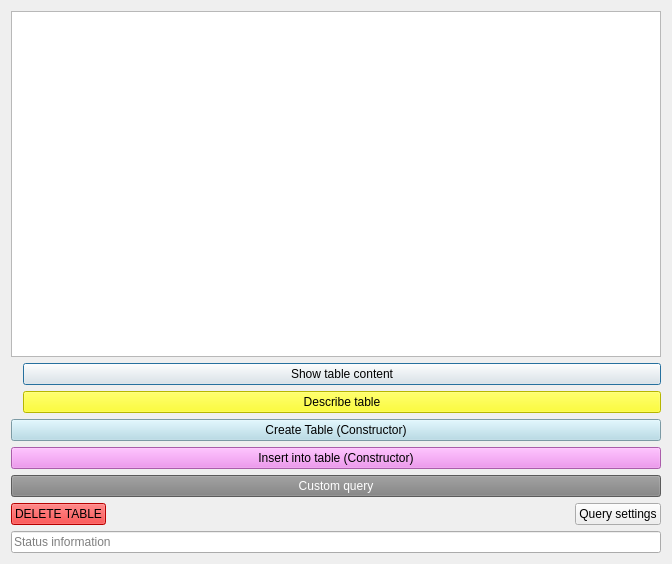
Before: the Qt Designer form tables.ui in TiReks33/adb-explorer, drawn with Qt 5.
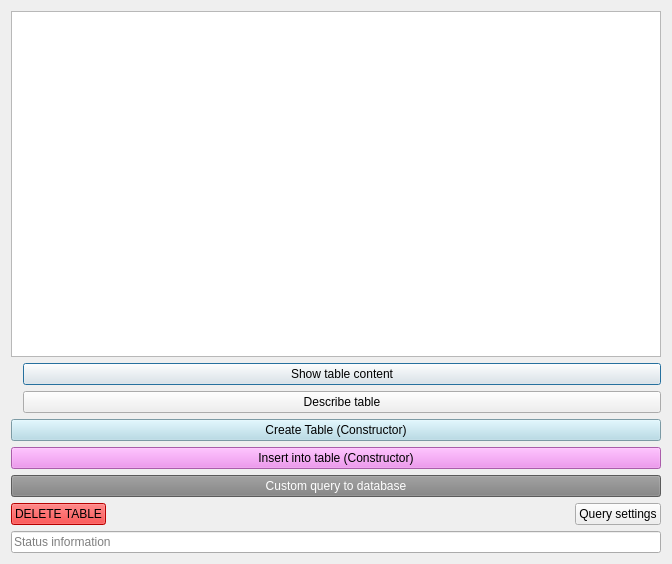
After: the same form once the commit is applied.

Patch:
```diff
--- a/tables.ui
+++ b/tables.ui
@@ -53,7 +53,7 @@
        <item>
         <widget class="QPushButton" name="DescribeButton">
          <property name="styleSheet">
-          <string notr="true">background-color: yellow</string>
+          <string notr="true"/>
          </property>
          <property name="text">
           <string>Describe table</string>
@@ -95,7 +95,7 @@
       <string notr="true">background: gray; color: white;</string>
      </property>
      <property name="text">
-      <string>Custom query</string>
+      <string>Custom query to database</string>
      </property>
     </widget>
    </item>
```
